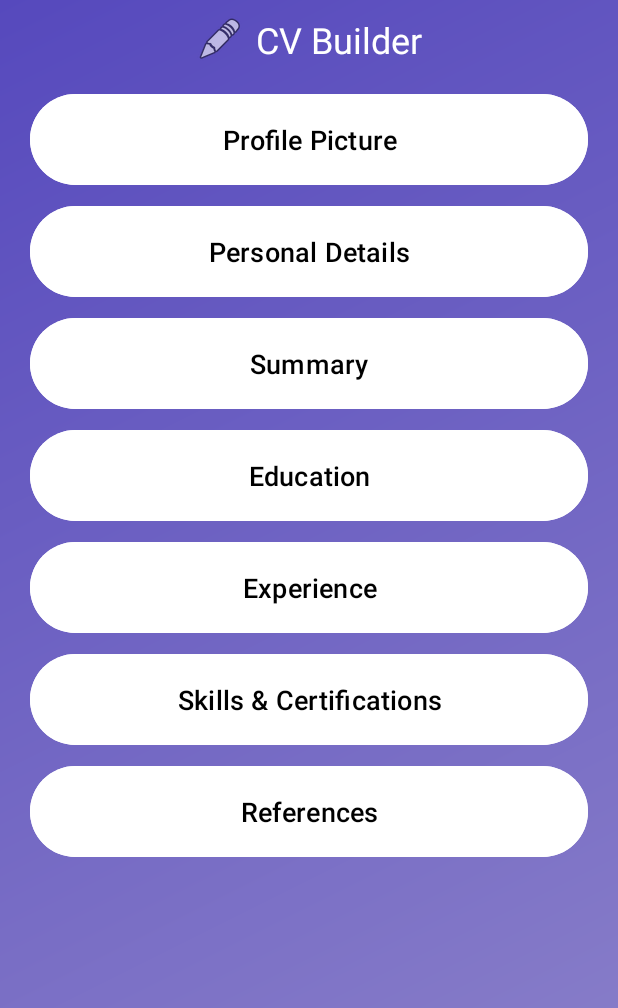
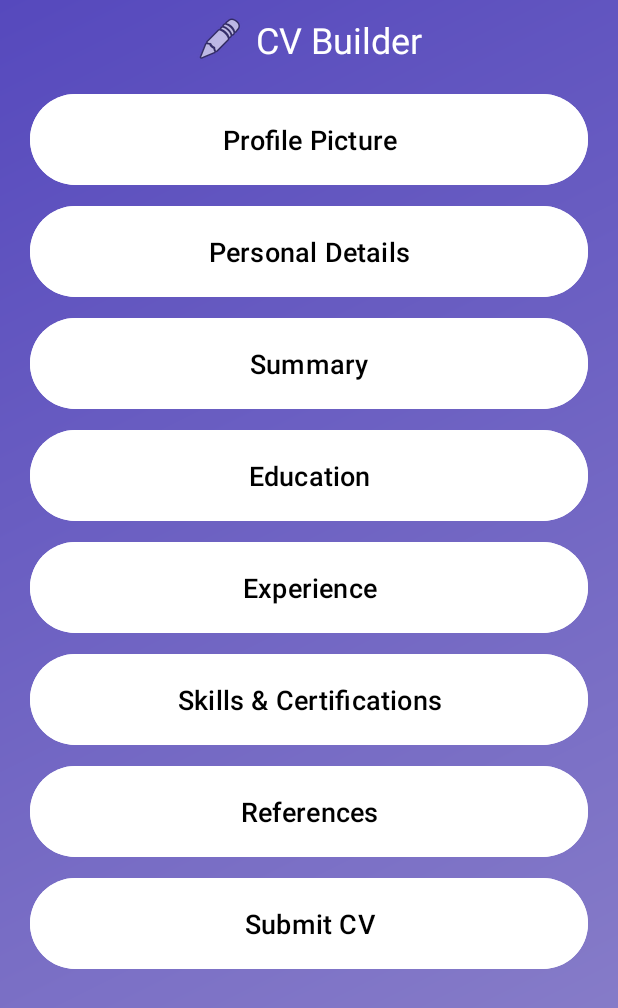
Before and after one commit to Zohaib-4/Android_Development, an Android app: the screen it shows after launch (ActivityHome), on a phone screen of 412 x 824 dp. Shown: the top 1008 px of the screen. Run offline under Robolectric (Android 15) with nearby library versions, the phone set to English and light mode, and no system bars.

Commit message:
Add buttons for each CV section and set click listeners.

```diff
--- a/CV_Builder/app/src/main/java/com/example/cv_builder/ActivityHome.java
+++ b/CV_Builder/app/src/main/java/com/example/cv_builder/ActivityHome.java
@@ -1,6 +1,7 @@
 package com.example.cv_builder;
 
 import android.os.Bundle;
+import android.widget.Button;
 
 import androidx.activity.EdgeToEdge;
 import androidx.appcompat.app.AppCompatActivity;
@@ -21,6 +22,46 @@ public class ActivityHome extends AppCompatActivity {
             return insets;
         });
 
+        Button btnProfilePic, btnPersonalDetails, btnSummary, btnEducation, btnExperience, btnSkills, btnReferences;
+
+        btnProfilePic = findViewById(R.id.btnProfilePic);
+        btnPersonalDetails = findViewById(R.id.btnPersonalDetails);
+        btnSummary = findViewById(R.id.btnSummary);
+        btnEducation = findViewById(R.id.btnEducation);
+        btnExperience = findViewById(R.id.btnExperience);
+        btnSkills = findViewById(R.id.btnSkills);
+        btnReferences = findViewById(R.id.btnReferences);
+
+        btnProfilePic.setOnClickListener(view -> {
+            // Handle button click
+        });
+
+        btnPersonalDetails.setOnClickListener(view -> {
+            // Handle button click
+        });
+
+        btnSummary.setOnClickListener(view -> {
+            // Handle button click
+        });
+
+        btnEducation.setOnClickListener(view -> {
+            // Handle button click
+        });
+
+        btnExperience.setOnClickListener(view -> {
+            // Handle button click
+        });
+
+        btnSkills.setOnClickListener(view -> {
+            // Handle button click
+        });
+
+        btnReferences.setOnClickListener(view -> {
+            // Handle button click
+        });
+
+
+
 
 
     }
--- a/CV_Builder/app/src/main/res/layout/activity_home.xml
+++ b/CV_Builder/app/src/main/res/layout/activity_home.xml
@@ -74,6 +74,11 @@
                     style="@style/CustomButton"
                     android:text="References" />
 
+                <Button
+                    android:id="@+id/btnSubmit"
+                    style="@style/CustomButton"
+                    android:text="Submit CV" />
+
         </LinearLayout>
     </ScrollView>
 </LinearLayout>
```
